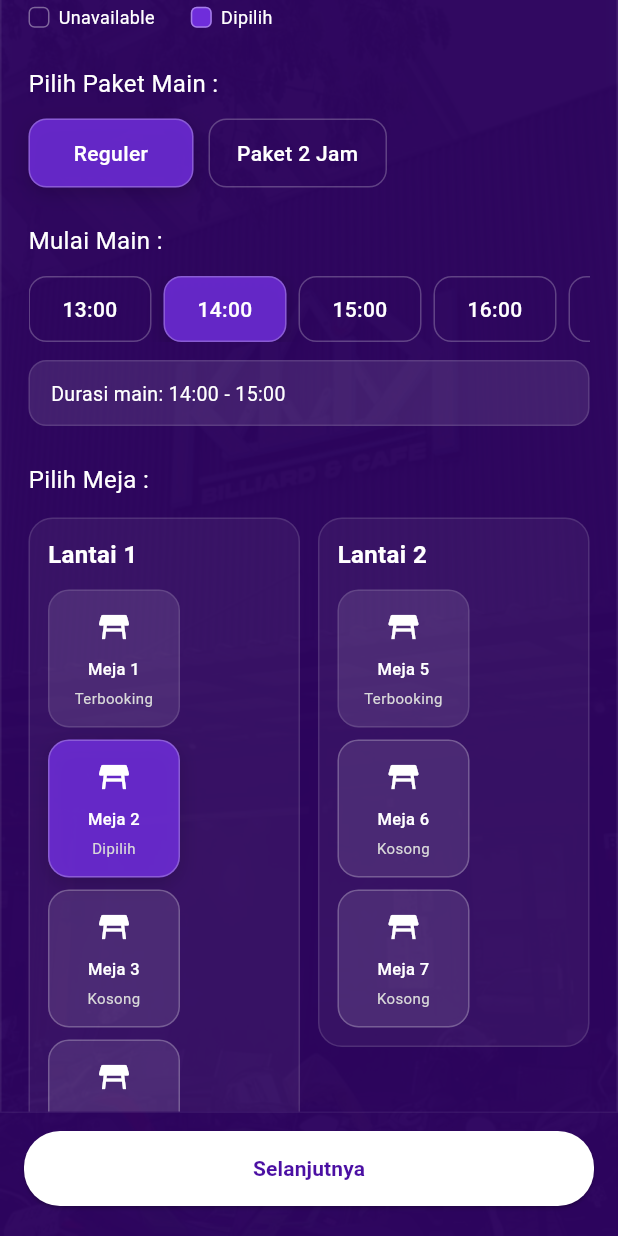
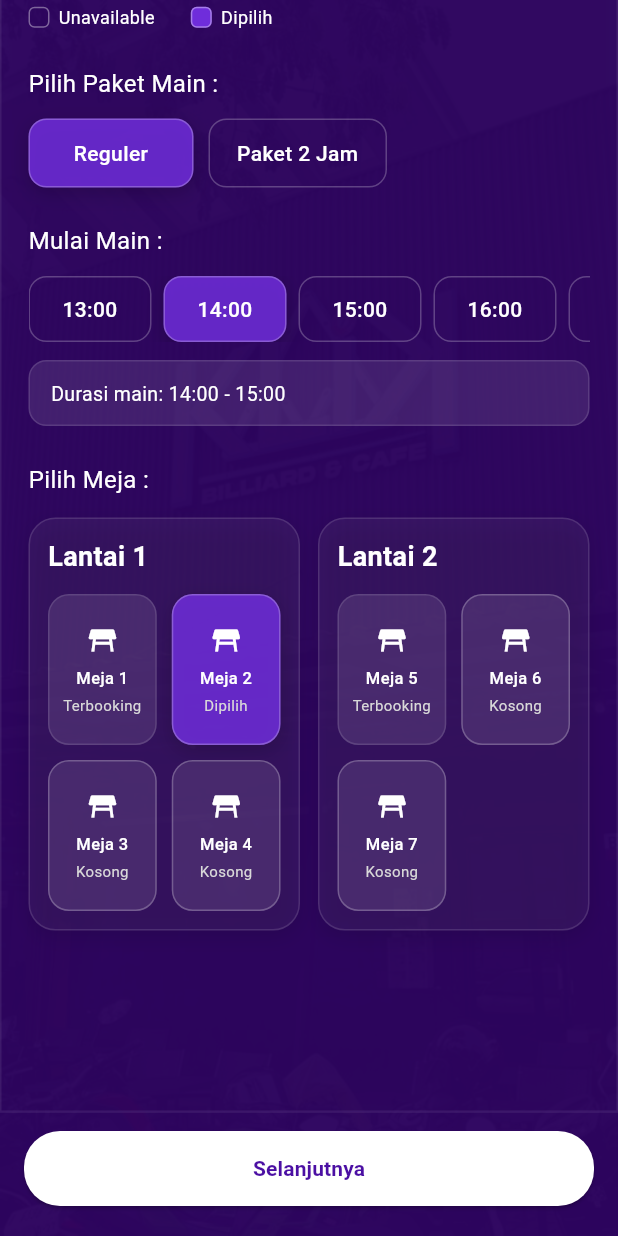
Before and after one commit to arhan321/klik_billiard, a Flutter app: the BookingView screen opened by its route, scrolled down 390 dp, on a phone screen of 412 x 824 dp. Run offline on Flutter 3.47's test engine with Material 3 defaults, Android fonts, the phone set to English and light mode, and no system bars.

Commit message:
perubahan pada container yang bagian table / meja

```diff
--- a/lib/modules/user/booking_view.dart
+++ b/lib/modules/user/booking_view.dart
@@ -245,8 +245,8 @@ class _BookingViewState extends State<BookingView> {
     return GestureDetector(
       onTap: available ? onTap : null,
       child: Container(
-        width: 88,
-        padding: const EdgeInsets.symmetric(horizontal: 8, vertical: 12),
+        width: double.infinity,
+        padding: const EdgeInsets.symmetric(horizontal: 6, vertical: 10),
         decoration: BoxDecoration(
           color: selected
               ? AppColors.secondary.withOpacity(0.85)
@@ -266,22 +266,27 @@ class _BookingViewState extends State<BookingView> {
               : null,
         ),
         child: Column(
+          mainAxisAlignment: MainAxisAlignment.center,
           children: [
-            const Icon(Icons.table_restaurant, color: Colors.white, size: 24),
-            const SizedBox(height: 8),
+            const Icon(Icons.table_restaurant, color: Colors.white, size: 22),
+            const SizedBox(height: 6),
             Text(
               title,
               textAlign: TextAlign.center,
+              maxLines: 1,
+              overflow: TextOverflow.ellipsis,
               style: const TextStyle(
                 color: Colors.white,
                 fontSize: 11,
                 fontWeight: FontWeight.w500,
               ),
             ),
-            const SizedBox(height: 4),
+            const SizedBox(height: 3),
             Text(
               status,
               textAlign: TextAlign.center,
+              maxLines: 1,
+              overflow: TextOverflow.ellipsis,
               style: const TextStyle(color: AppColors.lightText, fontSize: 10),
             ),
           ],
@@ -402,8 +407,15 @@ class _BookingViewState extends State<BookingView> {
         padding: const EdgeInsets.all(12),
         decoration: BoxDecoration(
           color: Colors.white.withOpacity(0.05),
-          borderRadius: BorderRadius.circular(16),
+          borderRadius: BorderRadius.circular(18),
           border: Border.all(color: Colors.white12),
+          boxShadow: [
+            BoxShadow(
+              color: Colors.black.withOpacity(0.10),
+              blurRadius: 10,
+              offset: const Offset(0, 4),
+            ),
+          ],
         ),
         child: Column(
           crossAxisAlignment: CrossAxisAlignment.start,
@@ -412,15 +424,22 @@ class _BookingViewState extends State<BookingView> {
               title,
               style: const TextStyle(
                 color: AppColors.white,
-                fontSize: 16,
-                fontWeight: FontWeight.w600,
+                fontSize: 18,
+                fontWeight: FontWeight.w700,
               ),
             ),
             const SizedBox(height: 12),
-            Wrap(
-              spacing: 8,
-              runSpacing: 8,
-              children: List.generate(tables.length, (index) {
+            GridView.builder(
+              itemCount: tables.length,
+              shrinkWrap: true,
+              physics: const NeverScrollableScrollPhysics(),
+              gridDelegate: const SliverGridDelegateWithFixedCrossAxisCount(
+                crossAxisCount: 2,
+                mainAxisSpacing: 10,
+                crossAxisSpacing: 10,
+                childAspectRatio: 0.72,
+              ),
+              itemBuilder: (context, index) {
                 final table = tables[index];
                 final globalIndex = startIndex + index;
                 return tableCard(
@@ -436,7 +455,7 @@ class _BookingViewState extends State<BookingView> {
                     });
                   },
                 );
-              }),
+              },
             ),
           ],
         ),
@@ -466,11 +485,9 @@ class _BookingViewState extends State<BookingView> {
               ),
             ),
           ),
-
           Positioned.fill(
             child: Container(color: AppColors.primaryDark.withOpacity(0.74)),
           ),
-
           SafeArea(
             child: Column(
               children: [
@@ -480,7 +497,6 @@ class _BookingViewState extends State<BookingView> {
                     child: Column(
                       children: [
                         const SizedBox(height: 8),
-
                         Padding(
                           padding: const EdgeInsets.symmetric(horizontal: 16),
                           child: Align(
@@ -495,9 +511,7 @@ class _BookingViewState extends State<BookingView> {
                             ),
                           ),
                         ),
-
                         const SizedBox(height: 110),
-
                         Container(
                           width: double.infinity,
                           decoration: BoxDecoration(
@@ -539,7 +553,6 @@ class _BookingViewState extends State<BookingView> {
                                   ],
                                 ),
                                 const SizedBox(height: 22),
-
                                 Row(
                                   children: [
                                     const Expanded(
@@ -555,7 +568,6 @@ class _BookingViewState extends State<BookingView> {
                                   ],
                                 ),
                                 const SizedBox(height: 12),
-
                                 SingleChildScrollView(
                                   scrollDirection: Axis.horizontal,
                                   child: Row(
@@ -582,7 +594,6 @@ class _BookingViewState extends State<BookingView> {
                                   ),
                                 ),
                                 const SizedBox(height: 10),
-
                                 Row(
                                   children: [
                                     statusLegend(
@@ -596,7 +607,6 @@ class _BookingViewState extends State<BookingView> {
                                     ),
                                   ],
                                 ),
-
                                 const SizedBox(height: 24),
                                 const Text(
                                   'Pilih Paket Main :',
@@ -606,7 +616,6 @@ class _BookingViewState extends State<BookingView> {
                                   ),
                                 ),
                                 const SizedBox(height: 12),
-
                                 Wrap(
                                   spacing: 10,
                                   runSpacing: 10,
@@ -630,7 +639,6 @@ class _BookingViewState extends State<BookingView> {
                                     );
                                   }),
                                 ),
-
                                 const SizedBox(height: 24),
                                 const Text(
                                   'Mulai Main :',
@@ -640,7 +648,6 @@ class _BookingViewState extends State<BookingView> {
                                   ),
                                 ),
                                 const SizedBox(height: 12),
-
                                 SingleChildScrollView(
                                   scrollDirection: Axis.horizontal,
                                   child: Row(
@@ -666,10 +673,8 @@ class _BookingViewState extends State<BookingView> {
                                     }),
                                   ),
                                 ),
-
                                 lockedDurationInfo(),
                                 const SizedBox(height: 24),
-
                                 const Text(
                                   'Pilih Meja :',
                                   style: TextStyle(
@@ -678,7 +683,6 @@ class _BookingViewState extends State<BookingView> {
                                   ),
                                 ),
                                 const SizedBox(height: 14),
-
                                 Row(
                                   crossAxisAlignment: CrossAxisAlignment.start,
                                   children: [
@@ -703,7 +707,6 @@ class _BookingViewState extends State<BookingView> {
                     ),
                   ),
                 ),
-
                 Container(
                   width: double.infinity,
                   decoration: BoxDecoration(
```
